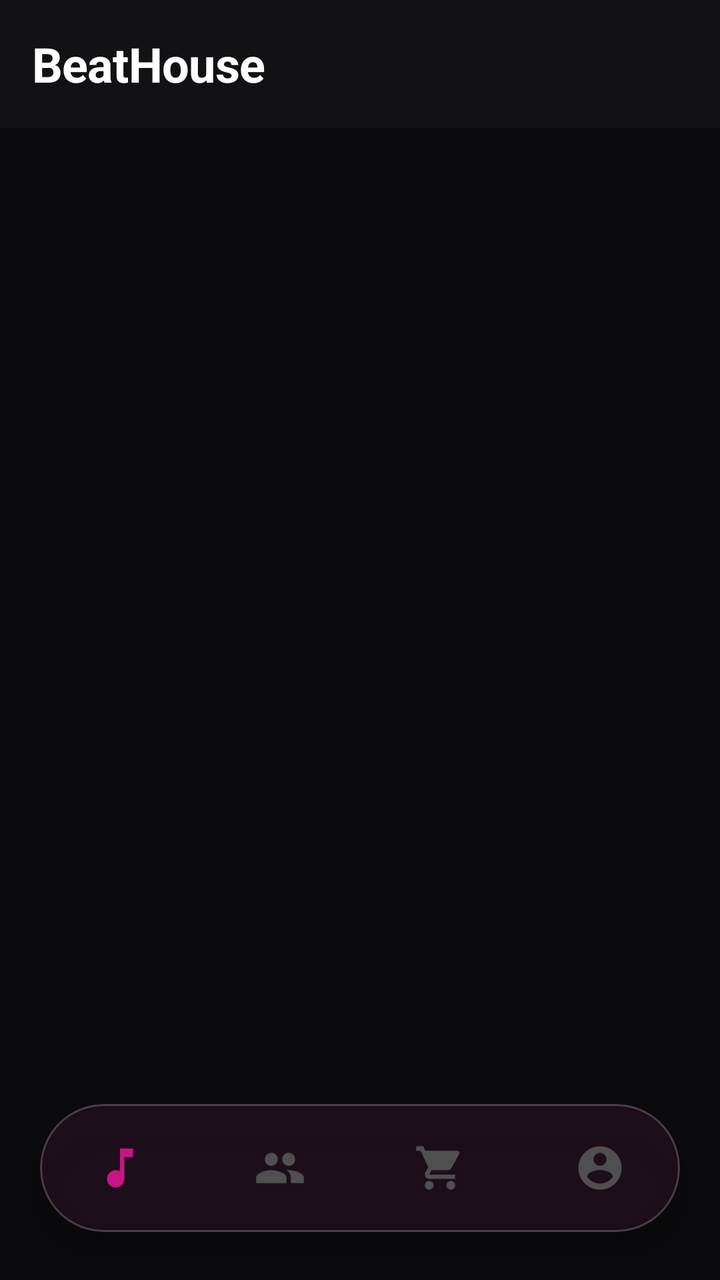
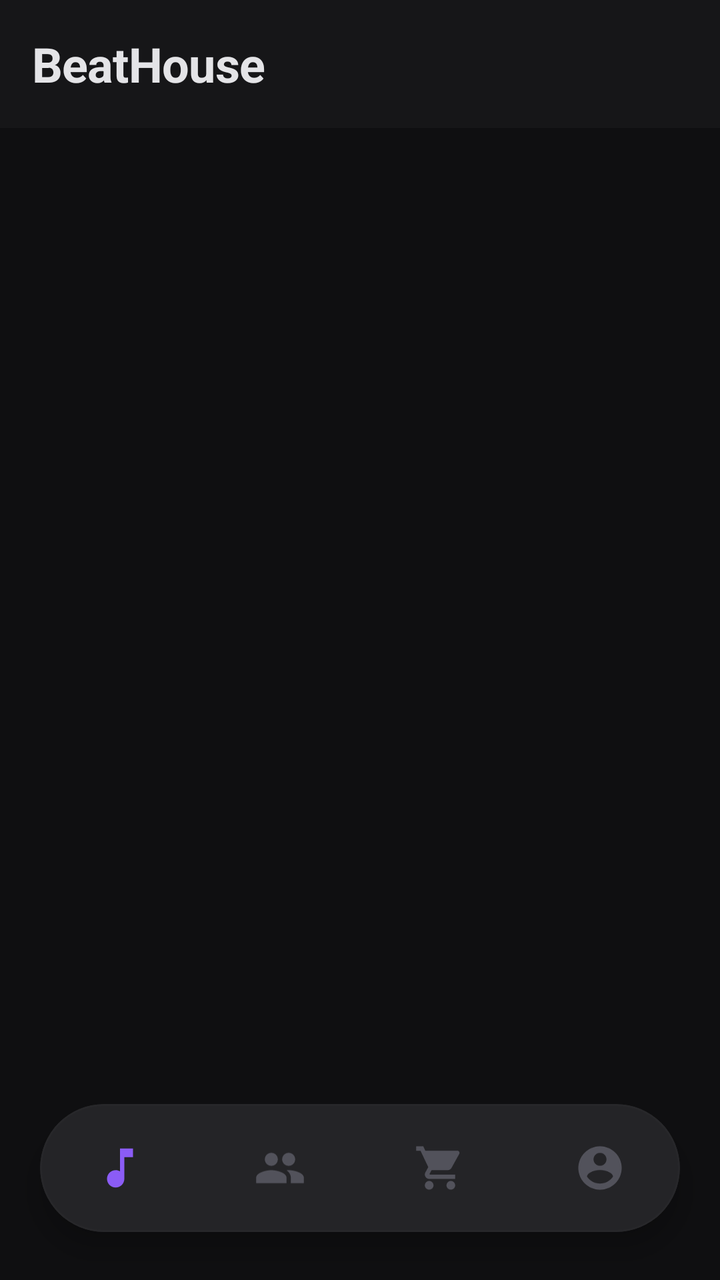

Compare the two renders of this Android layout. The source of the first and the diff that turns it into the second are given below.
<!-- AndroidManifest.xml: application theme Theme.BeatHouse.Splash -->
<!-- res/layout/activity_buyer.xml -->
<?xml version="1.0" encoding="utf-8"?>
<androidx.coordinatorlayout.widget.CoordinatorLayout xmlns:android="http://schemas.android.com/apk/res/android"
    xmlns:app="http://schemas.android.com/apk/res-auto"
    android:layout_width="match_parent"
    android:layout_height="match_parent"
    android:background="@color/background"
    android:fitsSystemWindows="true">

    <com.google.android.material.appbar.AppBarLayout
        android:layout_width="match_parent"
        android:layout_height="wrap_content"
        android:background="@color/surface"
        app:elevation="0dp">
        <com.google.android.material.appbar.MaterialToolbar
            android:id="@+id/toolbar"
            android:layout_width="match_parent"
            android:layout_height="?attr/actionBarSize"
            android:background="@color/surface"
            app:title="BeatHouse"
            app:titleCentered="false"
            app:titleTextColor="@color/on_surface"
            app:titleTextAppearance="@style/TextAppearance.BeatHouse.Title" />
    </com.google.android.material.appbar.AppBarLayout>

    
    <FrameLayout
        android:id="@+id/fragment_container"
        android:layout_width="match_parent"
        android:layout_height="match_parent"
        app:layout_behavior="@string/appbar_scrolling_view_behavior" />

    
    <com.google.android.material.card.MaterialCardView
        android:id="@+id/miniPlayerCard"
        android:layout_width="match_parent"
        android:layout_height="72dp"
        android:layout_gravity="bottom"
        android:layout_marginBottom="88dp"
        android:layout_marginStart="12dp"
        android:layout_marginEnd="12dp"
        android:visibility="gone"
        style="@style/Widget.BeatHouse.Card"
        app:cardElevation="12dp"
        app:cardBackgroundColor="@color/glass_background"
        app:strokeColor="@color/glass_outline"
        app:strokeWidth="1dp">

        <include layout="@layout/layout_mini_player" />

    </com.google.android.material.card.MaterialCardView>

    
    <com.google.android.material.card.MaterialCardView
        android:layout_width="wrap_content"
        android:layout_height="wrap_content"
        android:layout_gravity="bottom|center_horizontal"
        android:layout_marginBottom="24dp"
        app:cardCornerRadius="40dp"
        app:cardElevation="8dp"
        app:strokeWidth="1dp"
        app:strokeColor="@color/glass_outline"
        app:cardBackgroundColor="@color/glass_background_heavy">

        <com.google.android.material.bottomnavigation.BottomNavigationView
            android:id="@+id/bottomNavigation"
            android:layout_width="320dp"
            android:layout_height="64dp"
            app:elevation="0dp"
            app:menu="@menu/bottom_navigation_buyer"
            app:labelVisibilityMode="unlabeled"
            app:itemIconSize="26dp"
            app:itemIconTint="@color/bottom_nav_icon_tint"
            app:itemRippleColor="@android:color/transparent"
            app:itemBackground="@android:color/transparent"
            android:background="@android:color/transparent" />

    </com.google.android.material.card.MaterialCardView>

</androidx.coordinatorlayout.widget.CoordinatorLayout>
<!-- res/layout/layout_mini_player.xml (included above) -->
<?xml version="1.0" encoding="utf-8"?>
<LinearLayout xmlns:android="http://schemas.android.com/apk/res/android"
    xmlns:app="http://schemas.android.com/apk/res-auto"
    android:id="@+id/miniPlayerContent"
    android:layout_width="match_parent"
    android:layout_height="match_parent"
    android:orientation="horizontal"
    android:gravity="center_vertical"
    android:paddingHorizontal="16dp"
    android:paddingVertical="8dp"
    android:clickable="true"
    android:focusable="true">

    <com.google.android.material.card.MaterialCardView
        android:layout_width="48dp"
        android:layout_height="48dp"
        app:cardCornerRadius="10dp"
        app:cardElevation="0dp"
        app:strokeWidth="0dp">
        <ImageView
            android:id="@+id/ivMiniCover"
            android:layout_width="match_parent"
            android:layout_height="match_parent"
            android:scaleType="centerCrop"
            android:src="@drawable/ic_music_note"
            android:background="@color/surface_variant" />
    </com.google.android.material.card.MaterialCardView>

    <LinearLayout
        android:layout_width="0dp"
        android:layout_height="wrap_content"
        android:layout_weight="1"
        android:orientation="vertical"
        android:layout_marginStart="16dp">

        <TextView
            android:id="@+id/tvMiniTitle"
            android:layout_width="wrap_content"
            android:layout_height="wrap_content"
            android:text="Beat Title"
            android:textColor="@color/on_surface"
            android:textSize="15sp"
            android:textStyle="bold"
            android:maxLines="1"
            android:ellipsize="end"
            android:letterSpacing="-0.01" />

        <TextView
            android:id="@+id/tvMiniProducer"
            android:layout_width="wrap_content"
            android:layout_height="wrap_content"
            android:text="Producer"
            android:textColor="@color/on_surface_variant"
            android:textSize="13sp"
            android:maxLines="1"
            android:ellipsize="end" />

    </LinearLayout>

    <LinearLayout
        android:layout_width="wrap_content"
        android:layout_height="wrap_content"
        android:orientation="horizontal"
        android:gravity="center"
        android:layout_marginStart="8dp">

        <ImageButton
            android:id="@+id/btnMiniPrevious"
            android:layout_width="40dp"
            android:layout_height="40dp"
            android:src="@drawable/ic_skip_previous"
            android:background="?attr/selectableItemBackgroundBorderless"
            android:contentDescription="Previous"
            app:tint="@color/on_surface" />

        <ImageButton
            android:id="@+id/btnMiniPlay"
            android:layout_width="48dp"
            android:layout_height="48dp"
            android:src="@drawable/ic_play_arrow"
            android:background="?attr/selectableItemBackgroundBorderless"
            android:contentDescription="Play"
            app:tint="@color/on_surface" />

        <ImageButton
            android:id="@+id/btnMiniNext"
            android:layout_width="40dp"
            android:layout_height="40dp"
            android:src="@drawable/ic_skip_next"
            android:background="?attr/selectableItemBackgroundBorderless"
            android:contentDescription="Next"
            app:tint="@color/on_surface" />

    </LinearLayout>

</LinearLayout>
<!-- resources referenced by this layout -->
<resources>
  <color name="background">#0B0B0D</color>
  <color name="glass_background">#1AFFFFFF</color>
  <color name="glass_background_heavy">#CC121214</color>
  <color name="glass_outline">#33FFFFFF</color>
  <color name="on_surface">#FFFFFF</color>
  <color name="on_surface_variant">#B0B0B0</color>
  <color name="surface">#121214</color>
  <color name="surface_variant">#1A1A1C</color>
  <!-- drawable ic_music_note (drawable) -->
  <vector xmlns:android="http://schemas.android.com/apk/res/android"
      android:width="24dp"
      android:height="24dp"
      android:viewportWidth="24"
      android:viewportHeight="24"
      android:tint="?attr/colorOnSurface">
      <path
          android:fillColor="@android:color/white"
          android:pathData="M12,3v10.55c-0.59,-0.34 -1.27,-0.55 -2,-0.55 -2.21,0 -4,1.79 -4,4s1.79,4 4,4 4,-1.79 4,-4V7h4V3h-6z"/>
  </vector>
  <!-- drawable ic_play_arrow (drawable) -->
  <?xml version="1.0" encoding="utf-8"?>
  <vector xmlns:android="http://schemas.android.com/apk/res/android"
      android:width="24dp"
      android:height="24dp"
      android:viewportWidth="24"
      android:viewportHeight="24"
      android:tint="?attr/colorOnSurface">
      <path
          android:fillColor="@android:color/white"
          android:pathData="M8,5v14l11,-7z"/>
  </vector>
  <!-- drawable ic_skip_next (drawable) -->
  <?xml version="1.0" encoding="utf-8"?>
  <vector xmlns:android="http://schemas.android.com/apk/res/android"
      android:width="24dp"
      android:height="24dp"
      android:viewportWidth="24"
      android:viewportHeight="24">
      <path
          android:fillColor="#FFFFFF"
          android:pathData="M6,18l8.5,-6L6,6v12zM16,6v12h2V6h-2z"/>
  </vector>
  <!-- drawable ic_skip_previous (drawable) -->
  <?xml version="1.0" encoding="utf-8"?>
  <vector xmlns:android="http://schemas.android.com/apk/res/android"
      android:width="24dp"
      android:height="24dp"
      android:viewportWidth="24"
      android:viewportHeight="24">
      <path
          android:fillColor="#FFFFFF"
          android:pathData="M6,6h2v12H6V6zM9.5,12l8.5,6V6l-8.5,6z"/>
  </vector>
  <style name="TextAppearance.BeatHouse.Title" parent="TextAppearance.Material3.HeadlineSmall">
          <item name="android:textColor">@color/on_surface</item>
          <item name="android:textStyle">bold</item>
          <item name="android:letterSpacing">-0.01</item>
      </style>
  <style name="Widget.BeatHouse.Card" parent="Widget.Material3.CardView.Elevated">
          <item name="cardCornerRadius">28dp</item>
          <item name="cardElevation">0dp</item>
          <item name="strokeColor">@color/outline</item>
          <item name="strokeWidth">1dp</item>
          <item name="cardBackgroundColor">@color/surface_container</item>
      </style>
  <style name="Theme.BeatHouse.Splash" parent="Theme.BeatHouse">
          <item name="android:windowBackground">@color/background</item>
      </style>
  <color name="outline">#1C1C1E</color>
  <color name="surface_container">#1C1C1E</color>
  <color name="primary">#C71585</color>
  <color name="primary_container">#2D1525</color>
  <color name="on_primary">#FFFFFF</color>
  <color name="secondary">#8E8E93</color>
  <color name="secondary_container_active">#2D1525</color>
  <color name="on_secondary">#FFFFFF</color>
  <color name="error">#FF453A</color>
  <color name="error_container">#330000</color>
  <style name="Widget.BeatHouse.AppBarLayout" parent="Widget.Material3.AppBarLayout">
          <item name="android:background">@color/surface</item>
          <item name="backgroundTint">@color/surface</item>
      </style>
  <!-- unchanged entries left out for length: 5 -->
</resources>

<!-- the commit's change to res/layout/activity_buyer.xml (unified diff, before → after) -->
@@ -41,8 +41,8 @@
         android:visibility="gone"
         style="@style/Widget.BeatHouse.Card"
         app:cardElevation="12dp"
-        app:cardBackgroundColor="@color/glass_background"
-        app:strokeColor="@color/glass_outline"
+        app:cardBackgroundColor="@color/surface_variant"
+        app:strokeColor="@color/outline"
         app:strokeWidth="1dp">
 
         <include layout="@layout/layout_mini_player" />
@@ -58,8 +58,8 @@
         app:cardCornerRadius="40dp"
         app:cardElevation="8dp"
         app:strokeWidth="1dp"
-        app:strokeColor="@color/glass_outline"
-        app:cardBackgroundColor="@color/glass_background_heavy">
+        app:strokeColor="@color/outline"
+        app:cardBackgroundColor="@color/surface_container_high">
 
         <com.google.android.material.bottomnavigation.BottomNavigationView
             android:id="@+id/bottomNavigation"
<!-- resource entries referenced after the edit -->
@@ -1,13 +1,11 @@
 <!-- resources referenced by this layout -->
 <resources>
-  <color name="background">#0B0B0D</color>
-  <color name="glass_background">#1AFFFFFF</color>
-  <color name="glass_background_heavy">#CC121214</color>
-  <color name="glass_outline">#33FFFFFF</color>
-  <color name="on_surface">#FFFFFF</color>
-  <color name="on_surface_variant">#B0B0B0</color>
-  <color name="surface">#121214</color>
-  <color name="surface_variant">#1A1A1C</color>
+  <color name="background">#0F0F11</color>
+  <color name="on_surface">#E4E4E7</color>
+  <color name="on_surface_variant">#A1A1AA</color>
+  <color name="surface">#161618</color>
+  <color name="surface_container_high">#242427</color>
+  <color name="surface_variant">#1C1C1F</color>
   <!-- drawable ic_music_note (drawable) -->
   <vector xmlns:android="http://schemas.android.com/apk/res/android"
       android:width="24dp"
@@ -63,21 +61,21 @@
           <item name="cardElevation">0dp</item>
           <item name="strokeColor">@color/outline</item>
           <item name="strokeWidth">1dp</item>
-          <item name="cardBackgroundColor">@color/surface_container</item>
+          <item name="cardBackgroundColor">@color/surface</item>
       </style>
   <style name="Theme.BeatHouse.Splash" parent="Theme.BeatHouse">
           <item name="android:windowBackground">@color/background</item>
       </style>
-  <color name="outline">#1C1C1E</color>
-  <color name="surface_container">#1C1C1E</color>
-  <color name="primary">#C71585</color>
-  <color name="primary_container">#2D1525</color>
+  <color name="outline">#27272A</color>
+  <color name="surface_container">#1A1A1C</color>
+  <color name="primary">#8B5CF6</color>
+  <color name="primary_container">#2E224F</color>
   <color name="on_primary">#FFFFFF</color>
-  <color name="secondary">#8E8E93</color>
-  <color name="secondary_container_active">#2D1525</color>
+  <color name="secondary">#71717A</color>
+  <color name="secondary_container_active">#2E224F</color>
   <color name="on_secondary">#FFFFFF</color>
-  <color name="error">#FF453A</color>
-  <color name="error_container">#330000</color>
+  <color name="error">#EF4444</color>
+  <color name="error_container">#450A0A</color>
   <style name="Widget.BeatHouse.AppBarLayout" parent="Widget.Material3.AppBarLayout">
           <item name="android:background">@color/surface</item>
           <item name="backgroundTint">@color/surface</item>
